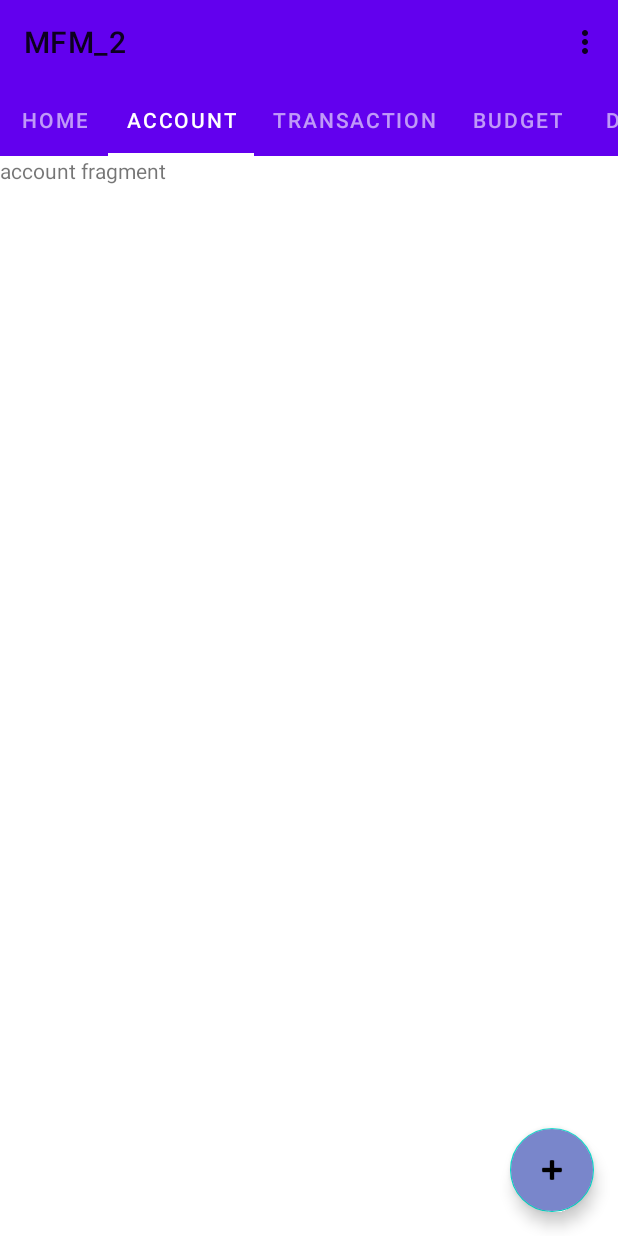
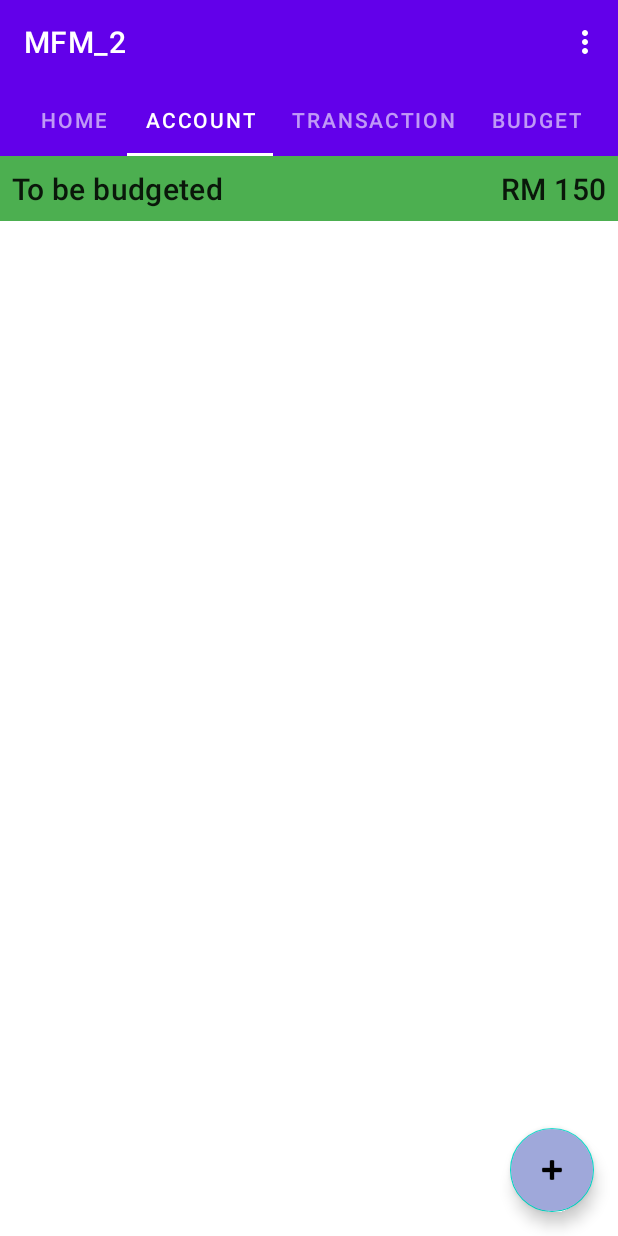
Before and after one commit to kedaitayar/MFM, an Android app: the screen it shows after launch (MainActivity), tab 2 chosen, on a phone screen of 412 x 824 dp. Run offline under Robolectric (Android 15) with nearby library versions, the phone set to English and light mode, and no system bars; our stand-ins replace Room's generated code.

Commit message:
i cant remember what ive done

```diff
--- a/app/src/main/java/com/example/mfm_2/MainActivity.kt
+++ b/app/src/main/java/com/example/mfm_2/MainActivity.kt
@@ -12,7 +12,9 @@ import androidx.viewpager2.adapter.FragmentStateAdapter
 import androidx.viewpager2.widget.ViewPager2
 import com.example.mfm_2.fragment.account.AccountFragment
 import com.example.mfm_2.fragment.addEditTransaction.AddEditTransactionActivity
+import com.example.mfm_2.fragment.budget.BudgetFragment
 import com.example.mfm_2.fragment.home.HomeFragment
+import com.example.mfm_2.fragment.transaction.TransactionFragment
 import com.example.mfm_2.viewmodel.AccountViewModel
 import com.google.android.material.floatingactionbutton.FloatingActionButton
 import com.google.android.material.tabs.TabLayout
@@ -36,7 +38,7 @@ class MainActivity : AppCompatActivity() {
                 1 -> tab.text = "Account"
                 2 -> tab.text = "Transaction"
                 3 -> tab.text = "Budget"
-                4 -> tab.text = "Debt"
+//                4 -> tab.text = "Debt"
             }
         }.attach()
 
@@ -70,12 +72,14 @@ class MainActivity : AppCompatActivity() {
     }
 
     private inner class ViewPagerAdapter(fa: FragmentActivity) : FragmentStateAdapter(fa) {
-        override fun getItemCount(): Int = 5
+        override fun getItemCount(): Int = 4
 
         override fun createFragment(position: Int): Fragment {
             return when (position) {
                 0 -> HomeFragment()
                 1 -> AccountFragment()
+                2 -> TransactionFragment()
+                3 -> BudgetFragment()
                 else -> AccountFragment()
             }
         }
--- a/app/src/main/java/com/example/mfm_2/fragment/account/AccountFragment.kt
+++ b/app/src/main/java/com/example/mfm_2/fragment/account/AccountFragment.kt
@@ -5,57 +5,25 @@ import androidx.fragment.app.Fragment
 import android.view.LayoutInflater
 import android.view.View
 import android.view.ViewGroup
+import androidx.fragment.app.FragmentManager
 
 import com.example.mfm_2.R
 
-// TODO: Rename parameter arguments, choose names that match
-// the fragment initialization parameters, e.g. ARG_ITEM_NUMBER
-private const val ARG_PARAM1 = "param1"
-private const val ARG_PARAM2 = "param2"
-
 /**
  * A simple [Fragment] subclass.
- * Use the [AccountFragment.newInstance] factory method to
- * create an instance of this fragment.
  */
 class AccountFragment : Fragment() {
-    // TODO: Rename and change types of parameters
-    private var param1: String? = null
-    private var param2: String? = null
-
-    override fun onCreate(savedInstanceState: Bundle?) {
-        super.onCreate(savedInstanceState)
-        arguments?.let {
-            param1 = it.getString(ARG_PARAM1)
-            param2 = it.getString(ARG_PARAM2)
-        }
-    }
 
     override fun onCreateView(
         inflater: LayoutInflater, container: ViewGroup?,
         savedInstanceState: Bundle?
     ): View? {
-        // Inflate the layout for this fragment
-        return inflater.inflate(R.layout.fragment_acccount, container, false)
-    }
-
-    companion object {
-        /**
-         * Use this factory method to create a new instance of
-         * this fragment using the provided parameters.
-         *
-         * @param param1 Parameter 1.
-         * @param param2 Parameter 2.
-         * @return A new instance of fragment AcccountFragment.
-         */
-        // TODO: Rename and change types and number of parameters
-        @JvmStatic
-        fun newInstance(param1: String, param2: String) =
-            AccountFragment().apply {
-                arguments = Bundle().apply {
-                    putString(ARG_PARAM1, param1)
-                    putString(ARG_PARAM2, param2)
-                }
-            }
+        val view = inflater.inflate(R.layout.fragment_acccount, container, false)
+        val fragmentManager: FragmentManager = parentFragmentManager
+        val fragmentTransaction = fragmentManager.beginTransaction().apply {
+            replace(R.id.fragment_account_container1, NotBudgetedFragment())
+        }
+        fragmentTransaction.commit()
+        return view
     }
 }
--- /dev/null
+++ b/app/src/main/java/com/example/mfm_2/fragment/account/NotBudgetedFragment.kt
@@ -0,0 +1,24 @@
+package com.example.mfm_2.fragment.account
+
+import android.os.Bundle
+import androidx.fragment.app.Fragment
+import android.view.LayoutInflater
+import android.view.View
+import android.view.ViewGroup
+
+import com.example.mfm_2.R
+
+/**
+ * A simple [Fragment] subclass.
+ */
+class NotBudgetedFragment : Fragment() {
+
+    override fun onCreateView(
+        inflater: LayoutInflater, container: ViewGroup?,
+        savedInstanceState: Bundle?
+    ): View? {
+        // Inflate the layout for this fragment
+        return inflater.inflate(R.layout.fragment_not_budgeted, container, false)
+    }
+
+}
--- a/app/src/main/java/com/example/mfm_2/fragment/home/HomeFragment.kt
+++ b/app/src/main/java/com/example/mfm_2/fragment/home/HomeFragment.kt
@@ -2,21 +2,24 @@ package com.example.mfm_2.fragment.home
 
 import android.content.Intent
 import android.os.Bundle
-import androidx.fragment.app.Fragment
 import android.view.LayoutInflater
 import android.view.View
 import android.view.ViewGroup
 import android.widget.Toast
+import androidx.fragment.app.Fragment
+import androidx.fragment.app.FragmentManager
+import androidx.fragment.app.FragmentTransaction
 import androidx.lifecycle.Observer
 import androidx.lifecycle.ViewModelProvider
 import androidx.recyclerview.widget.GridLayoutManager
 import androidx.recyclerview.widget.LinearLayoutManager
 import androidx.recyclerview.widget.RecyclerView
-
 import com.example.mfm_2.R
+import com.example.mfm_2.fragment.account.NotBudgetedFragment
 import com.example.mfm_2.fragment.addEditTransaction.AddEditTransactionActivity
 import com.example.mfm_2.fragment.home.adapter.AccountListAdapter
 import com.example.mfm_2.fragment.home.adapter.TransactionListAdapter
+import com.example.mfm_2.model.Account
 import com.example.mfm_2.pojo.TransactionWithAccountBudget
 import com.example.mfm_2.viewmodel.AccountViewModel
 import com.example.mfm_2.viewmodel.TransactionViewModel
@@ -36,6 +39,13 @@ class HomeFragment : Fragment() {
         accountViewModel = ViewModelProvider(this).get(AccountViewModel::class.java)
         transactionViewModel = ViewModelProvider(this).get(TransactionViewModel::class.java)
 
+        val fragmentManager: FragmentManager = parentFragmentManager
+        val fragmentTransaction = fragmentManager.beginTransaction().apply {
+//            replace(R.id.fragment_container1, NotBudgetedFragment())
+            replace(R.id.fragment_container1, NotBudgetedFragment())
+        }
+        fragmentTransaction.commit()
+
         // Account recyclerview
         val recyclerView: RecyclerView = view.findViewById(R.id.recyclerview)
         val adapter = AccountListAdapter(this.context!!)
@@ -46,7 +56,12 @@ class HomeFragment : Fragment() {
             data?.let { adapter.setData(it) }
         })
 
-//        adapter.setOnItemClickListener(object : )
+        adapter.setOnItemClickListener(object : AccountListAdapter.OnItemClickListener{
+            override fun onItemClick(account: Account) {
+                Toast.makeText(this@HomeFragment.context , account.accountName, Toast.LENGTH_SHORT).show()
+//                TODO("implement edit account")
+            }
+        })
 
         // Transaction recyclerview
         val recyclerView2: RecyclerView = view.findViewById(R.id.recyclerview2)
--- /dev/null
+++ b/app/src/main/java/com/example/mfm_2/fragment/transaction/TransactionFragment.kt
@@ -0,0 +1,24 @@
+package com.example.mfm_2.fragment.transaction
+
+import android.os.Bundle
+import androidx.fragment.app.Fragment
+import android.view.LayoutInflater
+import android.view.View
+import android.view.ViewGroup
+
+import com.example.mfm_2.R
+
+/**
+ * A simple [Fragment] subclass.
+ */
+class TransactionFragment : Fragment() {
+
+    override fun onCreateView(
+        inflater: LayoutInflater, container: ViewGroup?,
+        savedInstanceState: Bundle?
+    ): View? {
+        // Inflate the layout for this fragment
+        return inflater.inflate(R.layout.fragment_transaction, container, false)
+    }
+
+}
--- a/app/src/main/java/com/example/mfm_2/model/Budget.kt
+++ b/app/src/main/java/com/example/mfm_2/model/Budget.kt
@@ -1,9 +1,10 @@
 package com.example.mfm_2.model
 
 import androidx.room.Entity
+import androidx.room.Index
 import androidx.room.PrimaryKey
 
-@Entity
+@Entity(indices = arrayOf(Index(value = ["budgetName"], unique = true)))
 data class Budget(
     @PrimaryKey(autoGenerate = true)
     var budgetId: Long = 0,
@@ -12,4 +13,5 @@ data class Budget(
     var budgetGoal: Double = 0.0,
     var budgetName: String = ""
 //   var budgetStartDate: String = ""
+//    var budgetType: String
 )
--- a/app/src/main/res/layout/activity_main.xml
+++ b/app/src/main/res/layout/activity_main.xml
@@ -13,7 +13,7 @@
         android:layout_height="wrap_content"
         android:background="?attr/colorPrimary"
         android:minHeight="?attr/actionBarSize"
-        android:theme="?attr/actionBarTheme"
+        android:theme="@style/ThemeOverlay.MaterialComponents.Dark.ActionBar"
         app:layout_constraintTop_toTopOf="parent" />
 
     <com.google.android.material.tabs.TabLayout
@@ -22,7 +22,7 @@
         android:layout_width="match_parent"
         android:layout_height="wrap_content"
         app:layout_constraintTop_toBottomOf="@+id/toolbar"
-        app:tabMode="scrollable" />
+        app:tabMode="auto" />
 
     <androidx.viewpager2.widget.ViewPager2
         android:id="@+id/viewpager"
@@ -37,6 +37,7 @@
         android:layout_height="wrap_content"
         android:layout_margin="16dp"
         android:backgroundTint="@color/colorAccent"
+        android:backgroundTintMode="screen"
         android:clickable="true"
         android:src="@android:drawable/ic_input_add"
         app:layout_constraintBottom_toBottomOf="parent"
--- a/app/src/main/res/layout/fragment_acccount.xml
+++ b/app/src/main/res/layout/fragment_acccount.xml
@@ -1,14 +1,30 @@
 <?xml version="1.0" encoding="utf-8"?>
 <FrameLayout xmlns:android="http://schemas.android.com/apk/res/android"
+    xmlns:app="http://schemas.android.com/apk/res-auto"
     xmlns:tools="http://schemas.android.com/tools"
     android:layout_width="match_parent"
     android:layout_height="match_parent"
     tools:context=".fragment.account.AccountFragment">
 
-    <!-- TODO: Update blank fragment layout -->
-    <TextView
+    <androidx.constraintlayout.widget.ConstraintLayout
         android:layout_width="match_parent"
-        android:layout_height="match_parent"
-        android:text="account fragment" />
+        android:layout_height="match_parent">
+
+        <FrameLayout
+            android:id="@+id/fragment_account_container1"
+            android:layout_width="match_parent"
+            android:layout_height="wrap_content"
+            app:layout_constraintTop_toTopOf="parent">
+
+        </FrameLayout>
+
+        <FrameLayout
+            android:id="@+id/fragment_account_container2"
+            android:layout_width="match_parent"
+            android:layout_height="wrap_content"
+            app:layout_constraintTop_toTopOf="@+id/fragment_account_container1">
+
+        </FrameLayout>
+    </androidx.constraintlayout.widget.ConstraintLayout>
 
 </FrameLayout>
--- /dev/null
+++ b/app/src/main/res/layout/fragment_not_budgeted.xml
@@ -0,0 +1,34 @@
+<?xml version="1.0" encoding="utf-8"?>
+<FrameLayout xmlns:android="http://schemas.android.com/apk/res/android"
+    xmlns:tools="http://schemas.android.com/tools"
+    android:layout_width="match_parent"
+    android:layout_height="wrap_content"
+    xmlns:app="http://schemas.android.com/apk/res-auto"
+    tools:context=".fragment.account.NotBudgetedFragment">
+
+    <androidx.constraintlayout.widget.ConstraintLayout
+        android:layout_width="match_parent"
+        android:layout_height="match_parent"
+        android:background="#4CAF50">
+
+        <TextView
+            android:id="@+id/textView8"
+            style="@style/TextAppearance.MaterialComponents.Headline6"
+            android:layout_width="wrap_content"
+            android:layout_height="wrap_content"
+            android:padding="8dp"
+            android:text="To be budgeted"
+            app:layout_constraintLeft_toLeftOf="parent"
+            app:layout_constraintTop_toTopOf="parent" />
+
+        <TextView
+            android:id="@+id/textView9"
+            style="@style/TextAppearance.MaterialComponents.Headline6"
+            android:layout_width="wrap_content"
+            android:layout_height="wrap_content"
+            android:padding="8dp"
+            android:text="RM 150"
+            app:layout_constraintBaseline_toBaselineOf="@+id/textView8"
+            app:layout_constraintRight_toRightOf="parent" />
+    </androidx.constraintlayout.widget.ConstraintLayout>
+</FrameLayout>
--- a/app/src/main/res/values/colors.xml
+++ b/app/src/main/res/values/colors.xml
@@ -1,6 +1,6 @@
 <?xml version="1.0" encoding="utf-8"?>
 <resources>
-    <color name="colorPrimary">#6200EE</color>
-    <color name="colorPrimaryDark">#3700B3</color>
-    <color name="colorAccent">#7986CB</color>
+    <color name="colorPrimary">#6200EA</color>
+    <color name="colorPrimaryDark">#311B92</color>
+    <color name="colorAccent">#9FA8DA</color>
 </resources>
```
Also changed, not shown: app/src/main/java/com/example/mfm_2/fragment/budget/BudgetFragment.kt (added, +24 -0 lines), app/src/main/java/com/example/mfm_2/fragment/budget/adapter/BudgetListAdapter.kt (added, +33 -0 lines), app/src/main/java/com/example/mfm_2/fragment/home/adapter/AccountListAdapter.kt (+19 -6 lines), app/src/main/java/com/example/mfm_2/fragment/home/adapter/TransactionListAdapter.kt (+8 -4 lines), app/src/main/res/layout/fragment_budget.xml (added, +23 -0 lines), app/src/main/res/layout/fragment_home.xml (+19 -10 lines), app/src/main/res/layout/fragment_transaction.xml (added, +14 -0 lines), app/src/main/res/layout/recyclerview_item_budget_list.xml (added, +67 -0 lines).
